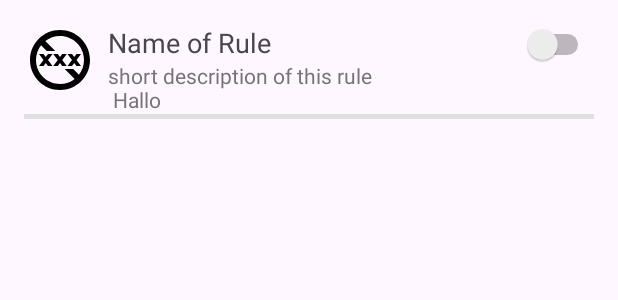
After one commit to SoftwareDroid/SafeZone, an Android app: the layout list_entry_content_filter_rule.xml on its own in the app's theme, with its tools: preview values and no code run, on a phone screen of 412 x 824 dp. The commit adds this screen. Shown: the top 300 px of the screen. Run offline under Robolectric (Android 15) with nearby library versions, the phone set to English and light mode, and no system bars.

Commit message:
started content filter adapter and layout

```diff
--- /dev/null
+++ b/app/src/main/res/drawable/baseline_arrow_circle_down_64.xml
@@ -0,0 +1,5 @@
+<vector xmlns:android="http://schemas.android.com/apk/res/android" android:height="64dp" android:tint="#000000" android:viewportHeight="24" android:viewportWidth="24" android:width="64dp">
+
+    <path android:fillColor="@android:color/white" android:pathData="M12,4c4.41,0 8,3.59 8,8s-3.59,8 -8,8s-8,-3.59 -8,-8S7.59,4 12,4M12,2C6.48,2 2,6.48 2,12c0,5.52 4.48,10 10,10c5.52,0 10,-4.48 10,-10C22,6.48 17.52,2 12,2L12,2zM13,12l0,-4h-2l0,4H8l4,4l4,-4H13z"/>
+
+</vector>
--- /dev/null
+++ b/app/src/main/res/drawable/baseline_arrow_circle_up_24.xml
@@ -0,0 +1,5 @@
+<vector xmlns:android="http://schemas.android.com/apk/res/android" android:height="64dp" android:tint="#000000" android:viewportHeight="24" android:viewportWidth="24" android:width="64dp">
+
+    <path android:fillColor="@android:color/white" android:pathData="M12,20c-4.41,0 -8,-3.59 -8,-8s3.59,-8 8,-8s8,3.59 8,8S16.41,20 12,20M12,22c5.52,0 10,-4.48 10,-10c0,-5.52 -4.48,-10 -10,-10C6.48,2 2,6.48 2,12C2,17.52 6.48,22 12,22L12,22zM11,12l0,4h2l0,-4h3l-4,-4l-4,4H11z"/>
+
+</vector>
--- /dev/null
+++ b/app/src/main/res/drawable/baseline_block_sign_64.xml
@@ -0,0 +1,5 @@
+<vector xmlns:android="http://schemas.android.com/apk/res/android" android:height="64dp" android:tint="#000000" android:viewportHeight="24" android:viewportWidth="24" android:width="64dp">
+
+    <path android:fillColor="@android:color/white" android:pathData="M12,2C6.48,2 2,6.48 2,12s4.48,10 10,10 10,-4.48 10,-10S17.52,2 12,2zM4,12c0,-4.42 3.58,-8 8,-8 1.85,0 3.55,0.63 4.9,1.69L5.69,16.9C4.63,15.55 4,13.85 4,12zM12,20c-1.85,0 -3.55,-0.63 -4.9,-1.69L18.31,7.1C19.37,8.45 20,10.15 20,12c0,4.42 -3.58,8 -8,8z"/>
+
+</vector>
--- /dev/null
+++ b/app/src/main/res/drawable/baseline_dataset_64.xml
@@ -0,0 +1,5 @@
+<vector xmlns:android="http://schemas.android.com/apk/res/android" android:height="64dp" android:tint="#000000" android:viewportHeight="24" android:viewportWidth="24" android:width="64dp">
+
+    <path android:fillColor="@android:color/white" android:pathData="M19,3H5C3.9,3 3,3.9 3,5v14c0,1.1 0.9,2 2,2h14c1.1,0 2,-0.9 2,-2V5C21,3.9 20.1,3 19,3zM11,17H7v-4h4V17zM11,11H7V7h4V11zM17,17h-4v-4h4V17zM17,11h-4V7h4V11z"/>
+
+</vector>
--- /dev/null
+++ b/app/src/main/res/drawable/baseline_edit_64.xml
@@ -0,0 +1,5 @@
+<vector xmlns:android="http://schemas.android.com/apk/res/android" android:height="64dp" android:tint="#000000" android:viewportHeight="24" android:viewportWidth="24" android:width="64dp">
+
+    <path android:fillColor="@android:color/white" android:pathData="M3,17.25V21h3.75L17.81,9.94l-3.75,-3.75L3,17.25zM20.71,7.04c0.39,-0.39 0.39,-1.02 0,-1.41l-2.34,-2.34c-0.39,-0.39 -1.02,-0.39 -1.41,0l-1.83,1.83 3.75,3.75 1.83,-1.83z"/>
+
+</vector>
--- /dev/null
+++ b/app/src/main/res/drawable/baseline_no_adult_content_48.xml
@@ -0,0 +1,11 @@
+<vector xmlns:android="http://schemas.android.com/apk/res/android" android:height="64dp" android:tint="#000000" android:viewportHeight="24" android:viewportWidth="24" android:width="64dp">
+
+    <path android:fillColor="@android:color/white" android:pathData="M12,2C6.48,2 2,6.48 2,12s4.48,10 10,10s10,-4.48 10,-10S17.52,2 12,2zM4,12c0,-1.85 0.63,-3.54 1.69,-4.9L7.59,9h2.83L7.1,5.69C8.46,4.63 10.15,4 12,4c4.41,0 8,3.59 8,8c0,1.85 -0.63,3.54 -1.69,4.9l-1.9,-1.9h-2.83l3.31,3.31C15.54,19.37 13.85,20 12,20C7.59,20 4,16.41 4,12z"/>
+
+    <path android:fillColor="@android:color/white" android:pathData="M14.25,14l-1.5,-2l1.5,-2l-1.5,0l-0.75,1l-0.75,-1l-1.5,0l1.5,2l-1.5,2l1.5,0l0.75,-1l0.75,1z"/>
+
+    <path android:fillColor="@android:color/white" android:pathData="M8,10l-0.75,1l-0.75,-1l-1.5,0l1.5,2l-1.5,2l1.5,0l0.75,-1l0.75,1l1.5,0l-1.5,-2l1.5,-2z"/>
+
+    <path android:fillColor="@android:color/white" android:pathData="M16,14l0.75,-1l0.75,1l1.5,0l-1.5,-2l1.5,-2l-1.5,0l-0.75,1l-0.75,-1l-1.5,0l1.5,2l-1.5,2z"/>
+
+</vector>
--- /dev/null
+++ b/app/src/main/res/layout/list_entry_content_filter_rule.xml
@@ -0,0 +1,58 @@
+<?xml version="1.0" encoding="utf-8"?>
+<LinearLayout xmlns:android="http://schemas.android.com/apk/res/android"
+    xmlns:tools="http://schemas.android.com/tools"
+    android:layout_width="match_parent"
+    android:layout_height="wrap_content"
+    android:orientation="vertical"
+    android:padding="16dp">
+
+    <!-- Main content layout -->
+    <LinearLayout
+        android:layout_width="match_parent"
+        android:layout_height="wrap_content"
+        android:orientation="horizontal">
+
+        <ImageView
+            android:id="@+id/icon_content_filter_type"
+            android:layout_width="48dp"
+            android:layout_height="48dp"
+            android:src="@drawable/baseline_no_adult_content_48"
+            android:contentDescription="@string/filter_type"
+            android:layout_marginEnd="8dp" />
+
+        <LinearLayout
+            android:layout_width="0dp"
+            android:layout_height="wrap_content"
+            android:layout_weight="1"
+            android:orientation="vertical">
+
+            <TextView
+                android:id="@+id/item_main_text"
+                android:layout_width="match_parent"
+                android:layout_height="wrap_content"
+                android:text="Name of Rule"
+                android:textSize="18sp" />
+
+            <TextView
+                android:id="@+id/content_filter_short_description"
+                android:layout_width="match_parent"
+                android:layout_height="wrap_content"
+                android:text="short description of this rule\n Hallo"
+                android:textAppearance="?android:attr/textAppearanceSmall"
+                android:textColor="#757575" />
+        </LinearLayout>
+
+        <Switch
+            android:id="@+id/is_enabled"
+            android:layout_width="wrap_content"
+            android:layout_height="wrap_content"
+            android:padding="0dp"
+            tools:ignore="UseSwitchCompatOrMaterialXml" />
+    </LinearLayout>
+
+    <!-- Separator to the item below-->
+    <View
+        android:layout_width="match_parent"
+        android:layout_height="3dp"
+        android:background="#E0E0E0" />
+</LinearLayout>
--- a/app/src/main/res/values/strings.xml
+++ b/app/src/main/res/values/strings.xml
@@ -211,4 +211,6 @@
     <string name="text_filter_for_app_activity">TextFilterForAppActivity</string>
     <string name="content_restrictions">Content Restrictions</string>
     <string name="description_content_restriction">Sets Wordlists, which are use to find and block content</string>
+    <string name="rules">Rules</string>
+    <string name="filter_type">Filter Type</string>
 </resources>
```
Also changed, not shown: app/src/main/java/com/example/ourpact3/smart_filter/WordProcessorSmartFilterBase.java (+59 -10 lines), app/src/main/java/com/example/ourpact3/ui/content_restriction_settings_for_app/ContentFilterRuleAdapter.java (added, +203 -0 lines), app/src/main/res/layout/activity_content_restrictions_for_app_settings.xml (+2 -28 lines), app/src/main/res/menu/context_menu_context_filter.xml (added, +26 -0 lines).
